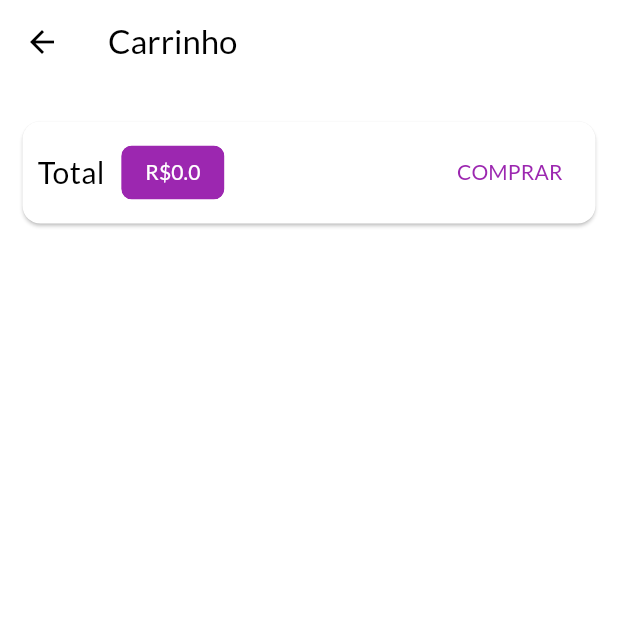
After one commit to Nedsonjr10/Shop-Flutter, a Flutter app: the CartPage screen opened directly, on a phone screen of 412 x 824 dp, the top half of it. The commit adds this screen. Run offline on Flutter 3.47's test engine with Material 3 defaults, Android fonts, the phone set to English and light mode, and no system bars; network calls fail.

Commit message:
Cart details

```diff
--- /dev/null
+++ b/lib/pages/cart_page.dart
@@ -0,0 +1,65 @@
+import 'package:flutter/material.dart';
+import 'package:provider/provider.dart';
+import 'package:shop/components/cart_item.dart';
+import 'package:shop/models/cart.dart';
+
+class CartPage extends StatelessWidget {
+  const CartPage({Key? key}) : super(key: key);
+
+  @override
+  Widget build(BuildContext context) {
+    final Cart cart = Provider.of(context);
+    final items = cart.items.values.toList();
+
+    return Scaffold(
+      appBar: AppBar(
+        title: const Text('Carrinho'),
+      ),
+      body: Column(
+        children: [
+          Card(
+            margin: const EdgeInsets.symmetric(
+              horizontal: 15,
+              vertical: 25,
+            ),
+            child: Padding(
+              padding: const EdgeInsets.all(10),
+              child: Row(
+                mainAxisAlignment: MainAxisAlignment.spaceBetween,
+                children: [
+                  const Text(
+                    'Total',
+                    style: TextStyle(
+                      fontSize: 20,
+                    ),
+                  ),
+                  const SizedBox(width: 10),
+                  Chip(
+                    backgroundColor: Theme.of(context).colorScheme.primary,
+                    label: Text(
+                      'R\$${cart.totalAmount}',
+                      style: const TextStyle(
+                        color: Colors.white,
+                      ),
+                    ),
+                  ),
+                  const Spacer(),
+                  TextButton(
+                    onPressed: () {},
+                    child: const Text('COMPRAR'),
+                  ),
+                ],
+              ),
+            ),
+          ),
+          Expanded(
+            child: ListView.builder(
+              itemCount: items.length,
+              itemBuilder: (ctx, i) => CartItemWidget(items[i]),
+            ),
+          ),
+        ],
+      ),
+    );
+  }
+}
--- a/lib/utils/app_routes.dart
+++ b/lib/utils/app_routes.dart
@@ -1,3 +1,4 @@
 class AppRoutes {
   static const productDetail = '/product-detail';
+  static const cart = '/cart';
 }
```
Also changed, not shown: lib/components/badge.dart (added, +46 -0 lines), lib/components/cart_item.dart (added, +62 -0 lines), lib/providers/counter.dart (line endings or trailing spaces).
